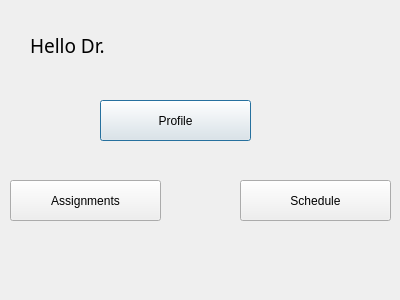
Before: the Qt Designer form doctor.ui in habebasaad/group-project-hospital-, drawn with Qt 5.
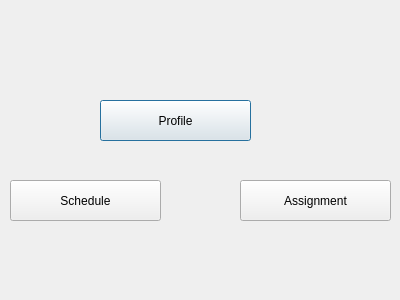
After: the same form once the commit is applied.

Patch:
```diff
--- a/doctor.ui
+++ b/doctor.ui
@@ -42,7 +42,7 @@
     </font>
    </property>
    <property name="text">
-    <string>Hello Dr. </string>
+    <string/>
    </property>
   </widget>
   <widget class="QPushButton" name="pushButton_profile_2">
@@ -55,7 +55,7 @@
     </rect>
    </property>
    <property name="text">
-    <string>Schedule</string>
+    <string>Assignment</string>
    </property>
   </widget>
   <widget class="QPushButton" name="pushButton_profile_3">
@@ -68,7 +68,7 @@
     </rect>
    </property>
    <property name="text">
-    <string>Assignments</string>
+    <string>Schedule</string>
    </property>
   </widget>
  </widget>
```
Left out of the diff: 2 changed lines with no effect on the pictures.
